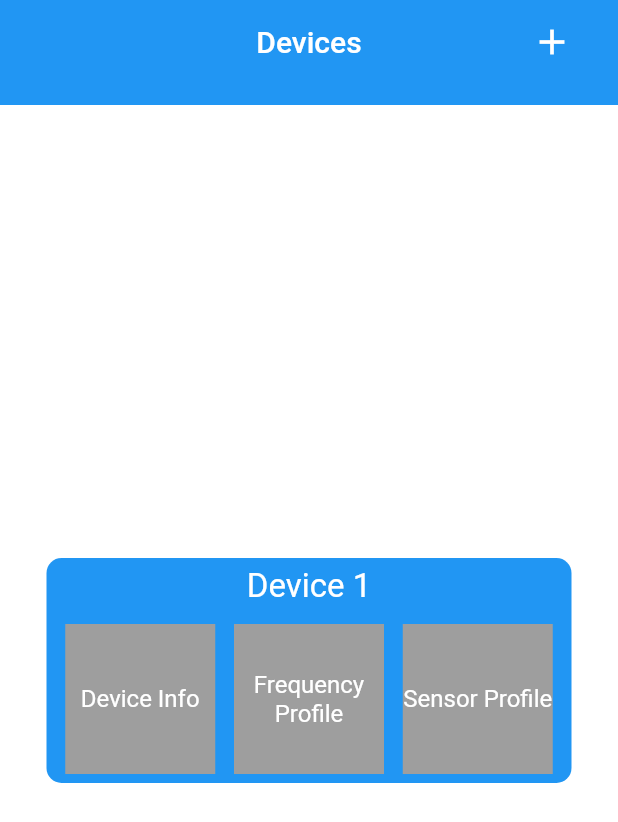
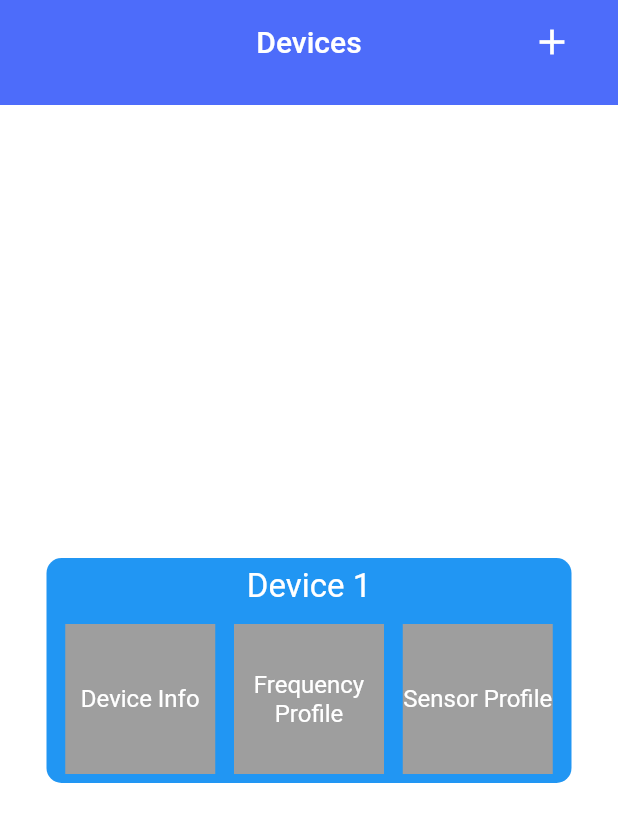
Before and after one commit to yaash45/mup-mobile-app, a Flutter app: the Dashboard screen opened directly, on a phone screen of 412 x 824 dp. Shown: the top 822 px of the screen. Run offline on Flutter 3.47's test engine with Material 2 defaults, Android fonts, the phone set to English and light mode, and no system bars; our stand-ins replace cloud_firestore, firebase_auth, firebase_core, google_maps_flutter, permission_handler; missing offline and left inert: customtogglebuttons, flutter_sparkline; accounts and stored records are empty.

Commit message:
Rename lib/assets to lib/templates
- Templates describes this better

- Assets name is misleading as it already exists in root

```diff
--- a/lib/pages/add_new_device.dart
+++ b/lib/pages/add_new_device.dart
@@ -1,5 +1,5 @@
 import 'package:flutter/material.dart';
-import 'package:mup_app/assets/appbar.dart';
+import 'package:mup_app/templates/appbar.dart';
 import '../backend/mup_firebase.dart';
 
 class AddNewDevicePage extends StatefulWidget {
--- a/lib/pages/device_info.dart
+++ b/lib/pages/device_info.dart
@@ -1,6 +1,6 @@
 import 'package:flutter/material.dart';
 import 'package:google_maps_flutter/google_maps_flutter.dart';
-import 'package:mup_app/assets/appbar.dart';
+import 'package:mup_app/templates/appbar.dart';
 //import 'package:permission/permission.dart';
 import 'package:permission_handler/permission_handler.dart';
 import 'package:flutter_sparkline/flutter_sparkline.dart';
--- a/lib/pages/frequency_profile.dart
+++ b/lib/pages/frequency_profile.dart
@@ -1,5 +1,5 @@
 import 'package:flutter/material.dart';
-import 'package:mup_app/assets/appbar.dart';
+import 'package:mup_app/templates/appbar.dart';
 
 class FrequencyProfilePage extends StatefulWidget {
   @override
--- a/lib/pages/home_page.dart
+++ b/lib/pages/home_page.dart
@@ -1,5 +1,5 @@
 import 'package:flutter/material.dart';
-import 'package:mup_app/assets/appbar.dart';
+import 'package:mup_app/templates/appbar.dart';
 import 'package:mup_app/pages/login.dart';
 import 'package:mup_app/pages/frequency_profile.dart';
 import 'package:mup_app/pages/my_account.dart';
--- a/lib/pages/my_account.dart
+++ b/lib/pages/my_account.dart
@@ -1,6 +1,6 @@
 //import 'package:beautiful_list/model/lesson.dart';
 import 'package:flutter/material.dart';
-import 'package:mup_app/assets/appbar.dart';
+import 'package:mup_app/templates/appbar.dart';
 
 //import 'package:beautiful_list/detail_page.dart';
 class MyAccount extends StatefulWidget {
--- a/lib/pages/sensor_profile.dart
+++ b/lib/pages/sensor_profile.dart
@@ -1,6 +1,6 @@
 import 'package:flutter/material.dart';
 import 'package:customtogglebuttons/customtogglebuttons.dart';
-import 'package:mup_app/assets/appbar.dart';
+import 'package:mup_app/templates/appbar.dart';
 
 const int NumSensors = 5;
 
--- a/lib/pages/system_health.dart
+++ b/lib/pages/system_health.dart
@@ -1,6 +1,6 @@
 import 'package:cloud_firestore/cloud_firestore.dart';
 import 'package:flutter/material.dart';
-import 'package:mup_app/assets/appbar.dart';
+import 'package:mup_app/templates/appbar.dart';
 import 'package:mup_app/backend/mup_firebase.dart';
 
 class SystemHealthPage extends StatefulWidget {
--- a/lib/assets/appbar.dart
+++ b/lib/templates/appbar.dart
@@ -28,7 +28,7 @@ class MupAppBar extends StatelessWidget with PreferredSizeWidget {
               },
             )
           : Container(),
-      backgroundColor: Colors.blue,
+      backgroundColor: Color.fromARGB(255, 77, 108, 250),
       elevation: 0,
       actions: this.actions,
     );
```
